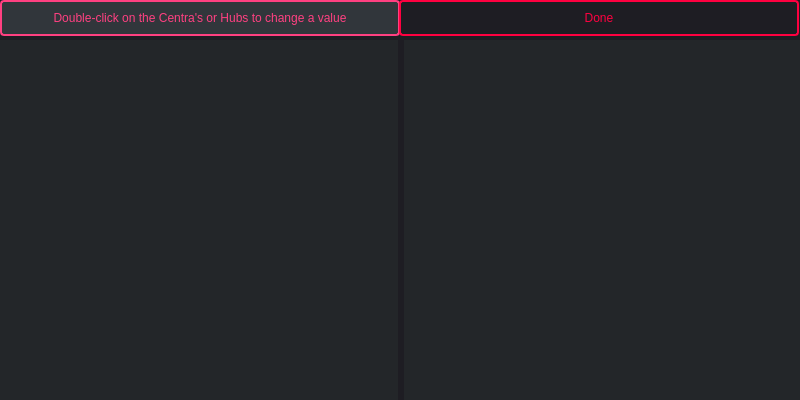
Old version of the form src/Dialog.ui in the repository SteinVandenbroeke/PSE.
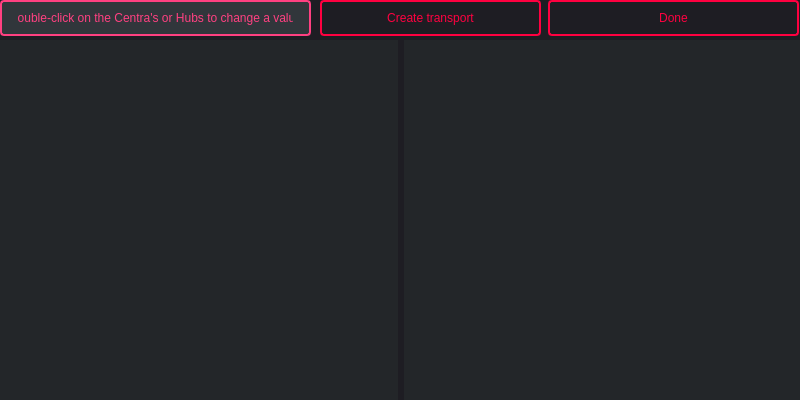
New version of the form.

Commit message: Toevoeging van transport stoppen bij het toevoegen veiligheid toegevoegd capaciteits wijziging

```diff
--- a/src/Dialog.ui
+++ b/src/Dialog.ui
@@ -69,7 +69,7 @@
     <rect>
      <x>0</x>
      <y>0</y>
-     <width>400</width>
+     <width>311</width>
      <height>36</height>
     </rect>
    </property>
@@ -96,9 +96,9 @@
    </property>
    <property name="geometry">
     <rect>
-     <x>399</x>
+     <x>548</x>
      <y>0</y>
-     <width>400</width>
+     <width>251</width>
      <height>36</height>
     </rect>
    </property>
@@ -119,6 +119,35 @@
     <string>Done</string>
    </property>
   </widget>
+  <widget class="QPushButton" name="buttonCreateTransport">
+   <property name="enabled">
+    <bool>true</bool>
+   </property>
+   <property name="geometry">
+    <rect>
+     <x>320</x>
+     <y>0</y>
+     <width>221</width>
+     <height>36</height>
+    </rect>
+   </property>
+   <property name="autoFillBackground">
+    <bool>false</bool>
+   </property>
+   <property name="styleSheet">
+    <string notr="true">QPushButton {
+  color: #ff0040;
+  background-color: #1e1d23;
+  border: 2px solid #ff0040;
+  border-radius: 4px;
+  padding: 8px 16px ;
+  height: 18px;
+}</string>
+   </property>
+   <property name="text">
+    <string>Create transport</string>
+   </property>
+  </widget>
  </widget>
  <resources/>
  <connections/>
```
The commit also changes 17 other files.
